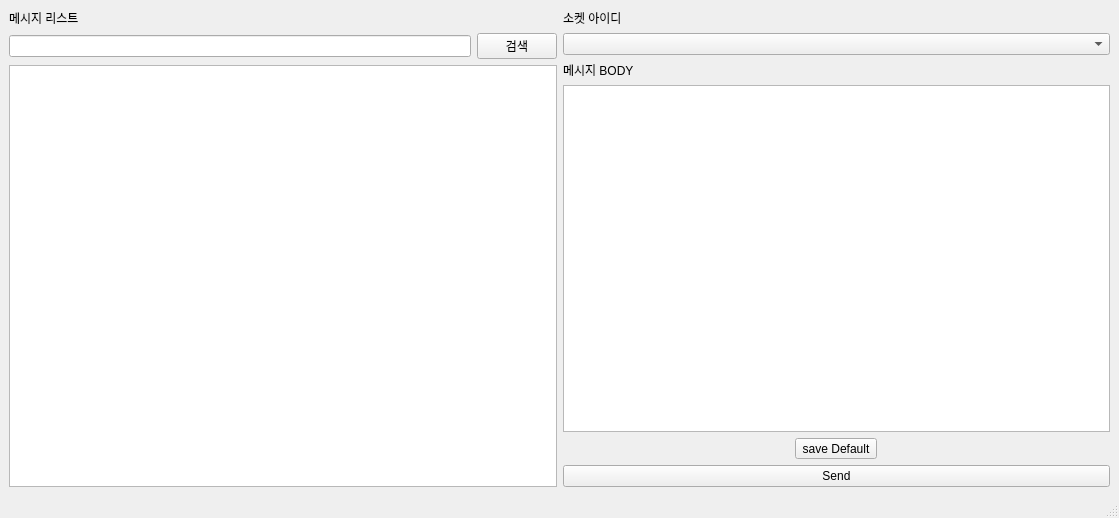
Qt form ui/handler.ui (gusdnd3150/communication-gui) before a commit.
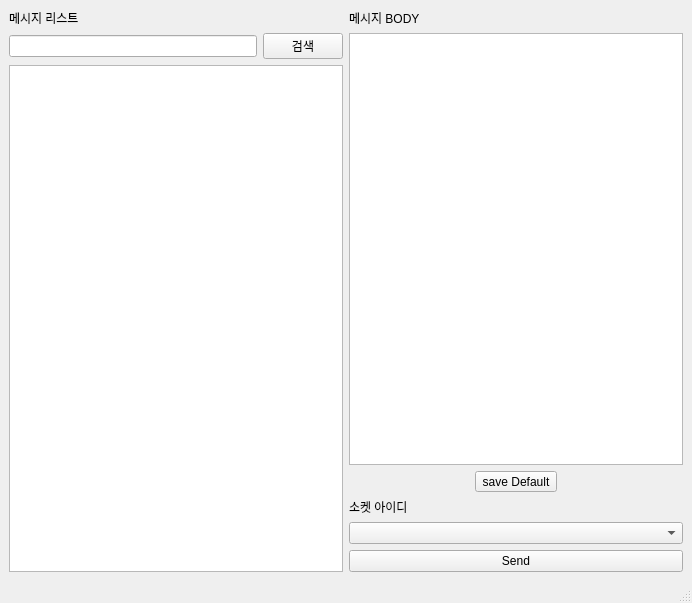
The same form after that commit.

Commit message: 핸들러 ui 일부 수정

The edit to the form file:
```diff
--- a/ui/handler.ui
+++ b/ui/handler.ui
@@ -9,8 +9,8 @@
    <rect>
     <x>0</x>
     <y>0</y>
-    <width>1119</width>
-    <height>518</height>
+    <width>692</width>
+    <height>603</height>
    </rect>
   </property>
   <property name="baseSize">
@@ -59,15 +59,8 @@
       </item>
       <item>
        <layout class="QGridLayout" name="gridLayout_2">
-        <item row="6" column="0">
-         <widget class="QPushButton" name="btn_handle_send">
-          <property name="text">
-           <string>Send</string>
-          </property>
-         </widget>
-        </item>
-        <item row="1" column="0">
-         <widget class="QComboBox" name="combo_sk_list"/>
+        <item row="4" column="0">
+         <widget class="QTableWidget" name="list_handle_body"/>
         </item>
         <item row="3" column="0">
          <widget class="QLabel" name="label">
@@ -76,16 +69,6 @@
           </property>
          </widget>
         </item>
-        <item row="0" column="0">
-         <widget class="QLabel" name="label_2">
-          <property name="text">
-           <string>소켓 아이디</string>
-          </property>
-         </widget>
-        </item>
-        <item row="4" column="0">
-         <widget class="QTableWidget" name="list_handle_body"/>
-        </item>
         <item row="5" column="0">
          <layout class="QHBoxLayout" name="horizontalLayout_3">
           <item>
@@ -97,6 +80,23 @@
           </item>
          </layout>
         </item>
+        <item row="8" column="0">
+         <widget class="QPushButton" name="btn_handle_send">
+          <property name="text">
+           <string>Send</string>
+          </property>
+         </widget>
+        </item>
+        <item row="7" column="0">
+         <widget class="QComboBox" name="combo_sk_list"/>
+        </item>
+        <item row="6" column="0">
+         <widget class="QLabel" name="label_2">
+          <property name="text">
+           <string>소켓 아이디</string>
+          </property>
+         </widget>
+        </item>
        </layout>
       </item>
      </layout>
```
Left out of the diff: 2 changed lines with no effect on the pictures. The commit also changes 3 other files.
